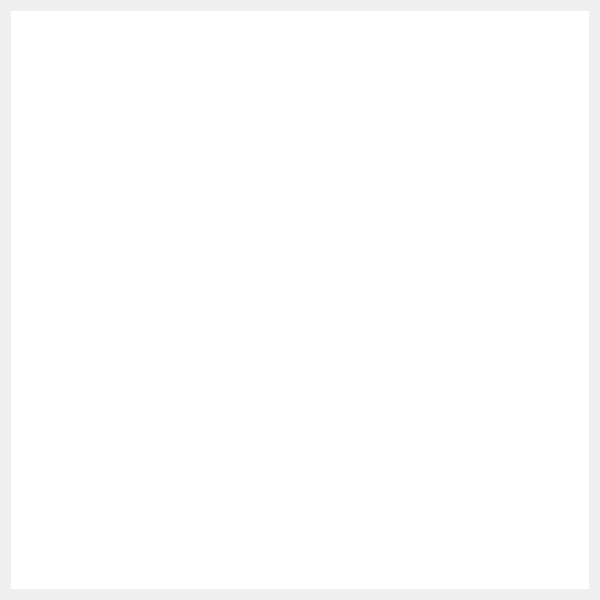
Before: the Qt Designer form mainwindow.ui in maxim79135/Corners, drawn with Qt 5.
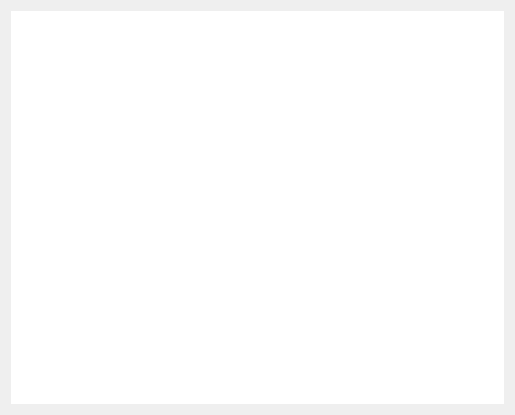
After: the same form once the commit is applied.

```diff
--- a/mainwindow.ui
+++ b/mainwindow.ui
@@ -6,10 +6,16 @@
    <rect>
     <x>0</x>
     <y>0</y>
-    <width>600</width>
-    <height>600</height>
+    <width>515</width>
+    <height>415</height>
    </rect>
   </property>
+  <property name="maximumSize">
+   <size>
+    <width>515</width>
+    <height>415</height>
+   </size>
+  </property>
   <property name="windowTitle">
    <string>MainWindow</string>
   </property>
```
